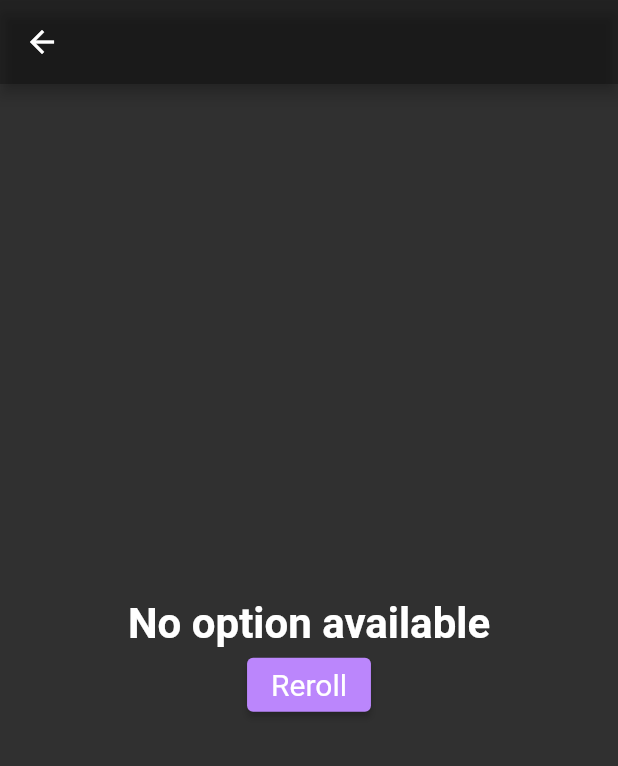
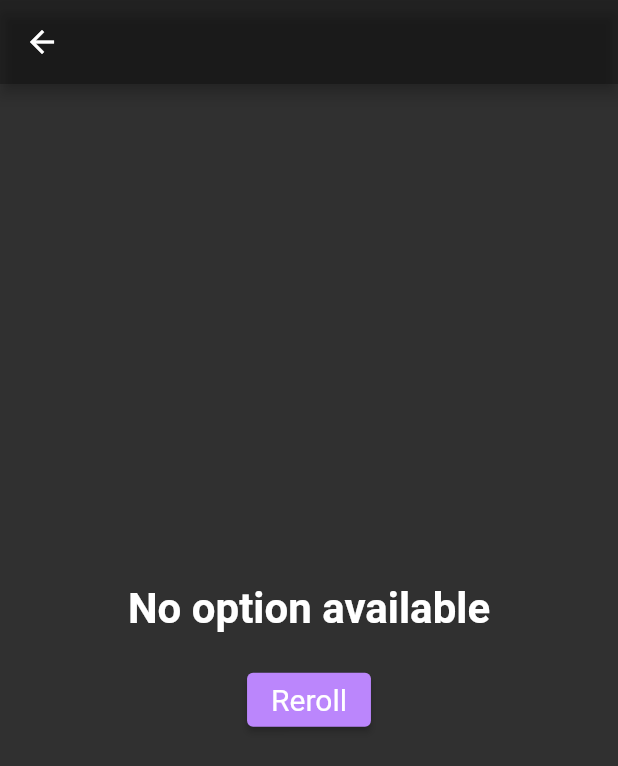
Before and after one commit to BogyMitutoyoCTL/Praktikums-App-2023-05, a Flutter app: the ZufallsErgebnis screen opened directly with empty values, on a phone screen of 412 x 824 dp. Shown: the top 766 px of the screen. Run offline on Flutter 3.47's test engine with Material 2 defaults, Android fonts, the phone set to English and light mode, and no system bars; generated files the repository leaves out were written again.

```diff
--- a/decision_making_app/lib/ZufallsErgebnis.dart
+++ b/decision_making_app/lib/ZufallsErgebnis.dart
@@ -35,16 +35,22 @@ class _ZufallsErgebnisState extends State<ZufallsErgebnis> {
           mainAxisAlignment: MainAxisAlignment.center,
           crossAxisAlignment: CrossAxisAlignment.center,
           children: [
-            Text(
+            Padding(
+              padding: const EdgeInsets.all(10.0),
+              child: Text(
                 zufallsergebnis(context),
                 style: Theme.of(context).textTheme.displayLarge,
                 textAlign: TextAlign.center,
               ),
-            ElevatedButton(
+            ),
+            Padding(
+                padding: const EdgeInsets.all(10.0),
+                child: ElevatedButton(
                   onPressed: reroll,
                   child: Text(
                     AppLocalizations.of(context)!.reroll,
                     style: Theme.of(context).textTheme.displayMedium,
+                  ),
                 ))
           ],
         ),
```
Lines whose indentation alone changed are shown as unchanged.
